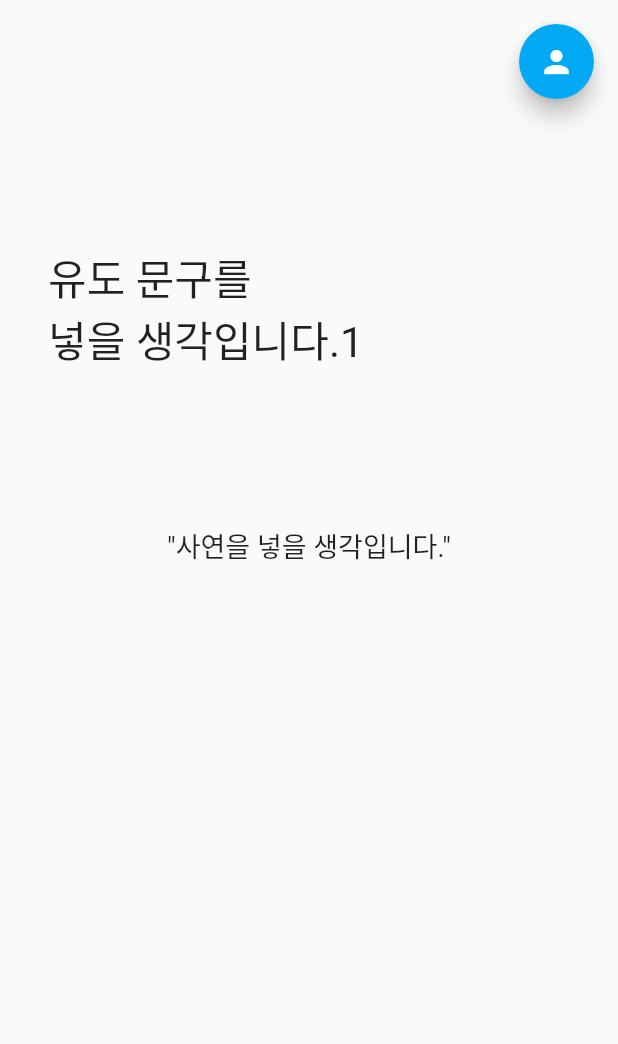
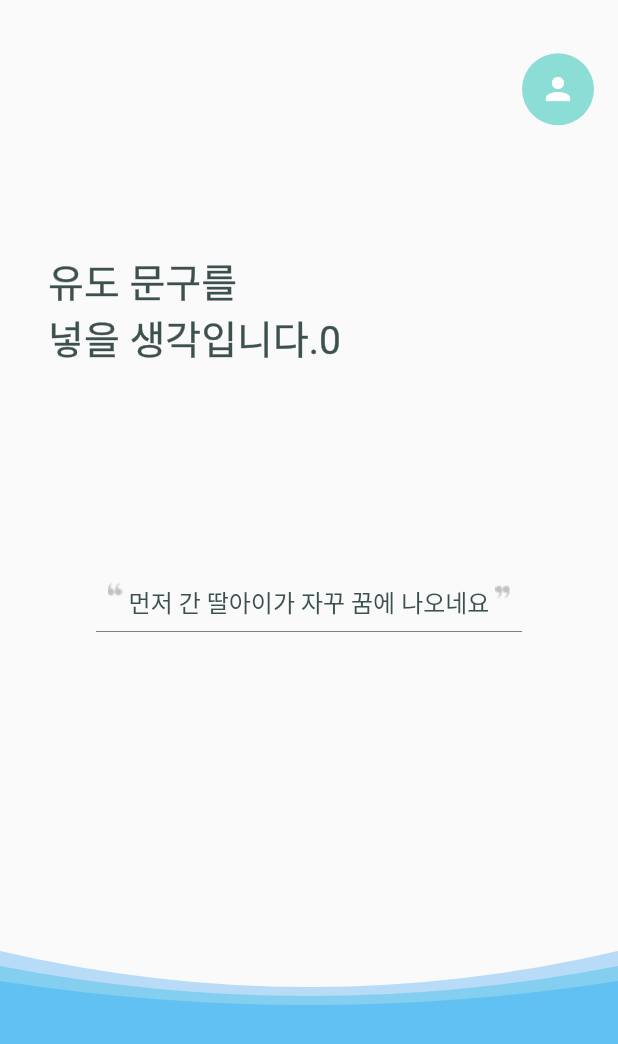
Before and after one commit to HwangSB/SimHae, a Flutter app: the StoryPage screen opened directly, on a phone screen of 412 x 824 dp. Shown: the top 1044 px of the screen. Run offline on Flutter 3.47's test engine with Material 2 defaults, Android fonts, the phone set to English and light mode, and no system bars; our stand-ins replace simple_animations, sqflite; accounts and stored records are empty; Roboto replaces fonts that are missing (MapoFlowerIsland).

```diff
--- a/lib/main.dart
+++ b/lib/main.dart
@@ -1,7 +1,4 @@
 import 'package:flutter/material.dart';
-import 'package:solution_challenge/write_page.dart';
-import 'package:solution_challenge/main_page.dart';
-import 'package:solution_challenge/tos_page.dart';
 import 'package:solution_challenge/splash_page.dart';
 
 void main() => runApp(MyApp());
--- a/lib/story_page.dart
+++ b/lib/story_page.dart
@@ -1,185 +1,212 @@
+import 'dart:async';
+import 'package:solution_challenge/animated_wave.dart';
 import 'package:flutter/material.dart';
-import 'package:flutter/rendering.dart';
 
 class StoryPage extends StatefulWidget {
-  StoryPage({Key key}) : super(key: key);
+  final double value;
+
+  StoryPage({this.value});
 
   @override
-  StoryPageState createState() => StoryPageState();
+  _StoryPageState createState() => _StoryPageState();
 }
 
-class StoryPageState extends State<StoryPage> {
-  double cumulativeValue = 0.0;
-  double storyPageOpacity = 1.0;
-  double storyDetailPageOpacity = 0.0;
-  ScrollPhysics scrollPhysics = BouncingScrollPhysics();
-  double paddingTop = 350.0;
-  int cardUpHeight = 0;
+class _StoryPageState extends State<StoryPage> {
+  int _currentPage = 0;
+  int _pageCount = 5;
+  PageController _pageController = PageController(
+    initialPage: 0,
+  );
+
+  @override
+  void initState() {
+    super.initState();
+    Timer.periodic(Duration(seconds: 8), (timer) {
+      if (widget.value < 1.0) {
+        if (_currentPage < _pageCount) {
+          _currentPage++;
+        } else {
+          _currentPage = 0;
+        }
+
+        _pageController.animateToPage(
+          _currentPage,
+          duration: Duration(milliseconds: 350),
+          curve: Curves.easeIn,
+        );
+      }
+    });
+  }
 
   @override
   Widget build(BuildContext context) {
-    return GestureDetector(
+    return Scaffold(
+      body: Container(
+        color: Color(0xFFB9E9E4)
+            .withOpacity(widget.value == null ? 0.0 : widget.value),
         child: Stack(
           children: <Widget>[
-          Container(
+            SafeArea(
               child: Column(
                 children: <Widget>[
                   Flexible(
                     flex: 1,
-                  child: Align(
-                    alignment: Alignment.topRight,
-                    child: Padding(
-                      padding: const EdgeInsets.only(top: 16, right: 16),
-                      child: Opacity(
-                        opacity: storyPageOpacity,
-                        child: SizedBox(
-                          height: 50,
-                          width: 50,
-                          child: FloatingActionButton(
-                            backgroundColor: Colors.lightBlue,
-                            child: Icon(Icons.person),
-                            onPressed: () {},
+                    child: Column(
+                      mainAxisAlignment: MainAxisAlignment.center,
+                      children: <Widget>[
+                        Row(
+                          mainAxisAlignment: MainAxisAlignment.end,
+                          children: <Widget>[
+                            Padding(
+                                padding:
+                                    const EdgeInsets.only(top: 16, right: 16),
+                                child: InkResponse(
+                                  onTap: () {},
+                                  child: Container(
+                                    width: 48.0,
+                                    height: 48.0,
+                                    decoration: BoxDecoration(
+                                      color: Color(0xFF8CDDD5),
+                                      shape: BoxShape.circle,
+                                    ),
+                                    child: Icon(
+                                      Icons.person,
+                                      color: Colors.white,
                                     ),
                                   ),
+                                )),
+                          ],
                         ),
-                    ),
+                      ],
                     ),
                   ),
                   Flexible(
-                  flex: 4,
-                  child: Opacity(
-                    opacity: storyPageOpacity,
-                    child: PageView(
-                      physics: scrollPhysics,
-                      controller: PageController(),
+                    flex: 2,
+                    child: PageView.builder(
+                      controller: _pageController,
+                      physics: NeverScrollableScrollPhysics(),
+                      itemCount: _pageCount,
+                      itemBuilder: (context, index) {
+                        return Column(
+                          mainAxisAlignment: MainAxisAlignment.center,
+                          children: <Widget>[
+                            Row(
                               children: <Widget>[
                                 Padding(
                                   padding: EdgeInsets.only(left: 32),
-                          child: Text(
-                            '유도 문구를\n넣을 생각입니다.1',
+                                  child: Stack(
+                                    children: <Widget>[
+                                      Text(
+                                        '유도 문구를\n넣을 생각입니다.$index',
                                         style: TextStyle(
-                              fontSize: 28,
+                                          fontFamily: 'MapoFlowerIsland',
+                                          fontSize: 26,
+                                          foreground: Paint()
+                                            ..style = PaintingStyle.stroke
+                                            ..strokeWidth = 0.3
+                                            ..color = Color(0xFF707070),
                                         ),
                                       ),
-                        ),
-                        Padding(
-                          padding: EdgeInsets.only(left: 32),
-                          child: Text(
-                            '유도 문구를\n넣을 생각입니다.2',
+                                      Text(
+                                        '유도 문구를\n넣을 생각입니다.$index',
                                         style: TextStyle(
-                              fontSize: 28,
-                            ),
+                                          fontFamily: 'MapoFlowerIsland',
+                                          fontSize: 26,
+                                          color: Color(0xFF3B514F),
                                         ),
                                       ),
                                     ],
                                   ),
                                 ),
+                              ],
+                            ),
+                          ],
+                        );
+                      },
+                    ),
+                  ),
+                  Flexible(
+                    flex: 5,
+                    child: PageView.builder(
+                      controller: PageController(),
+                      reverse: true,
+                      itemBuilder: (context, index) {
+                        return Padding(
+                          padding: EdgeInsets.only(top: 64.0),
+                          child: Column(
+                            children: <Widget>[
+                              Row(
+                                mainAxisAlignment: MainAxisAlignment.center,
+                                children: <Widget>[
+                                  Image(
+                                      image: AssetImage(
+                                          'assets/images/left_quote.png')),
+                                  Padding(
+                                    padding: const EdgeInsets.only(
+                                        left: 4.0, top: 16.0, right: 4.0),
+                                    child: Text(
+                                      '먼저 간 딸아이가 자꾸 꿈에 나오네요',
+                                      style: TextStyle(
+                                        fontFamily: 'MapoFlowerIsland',
+                                        fontSize: 16,
+                                        color: Color(0xFF3B514F),
+                                      ),
+                                    ),
+                                  ),
+                                  Padding(
+                                    padding: const EdgeInsets.only(top: 4.0),
+                                    child: Image(
+                                        image: AssetImage(
+                                            'assets/images/right_quote.png')),
+                                  ),
+                                ],
+                              ),
+                              Divider(
+                                indent: 64.0,
+                                endIndent: 64.0,
+                                color: Color(0xFF707070),
+                                thickness: 0.6,
+                                height: 16.0,
+                              ),
+                            ],
+                          ),
+                        );
+                      },
+                    ),
                   ),
                 ],
               ),
             ),
-          Container(
-            child: Align(
-              alignment: Alignment.topCenter,
-              child: Padding(
-                padding: EdgeInsets.only(top: paddingTop),
-                child: Text(
-                  '"사연을 넣을 생각입니다."',
-                  style: TextStyle(fontSize: 18),
+            Align(
+              alignment: Alignment.bottomCenter,
+              child: AnimatedWave(
+                color: Colors.cyan.withOpacity(0.3),
+                height: 130.0,
+                strength: 100,
+                speed: 1.0,
               ),
             ),
+            Align(
+              alignment: Alignment.bottomCenter,
+              child: AnimatedWave(
+                color: Colors.lightBlue.withOpacity(0.3),
+                height: 130.0,
+                strength: 80,
+                speed: 0.9,
               ),
             ),
-          Positioned.fill(
-            child: Opacity(
-              opacity: storyDetailPageOpacity,
-              child: Padding(
-                padding: const EdgeInsets.only(
-                    left: 32.0, top: 128.0, right: 32.0, bottom: 32.0),
-                child: Card(
-                  child: Center(
-                    child: Text('hello'),
-                  ),
-                ),
-              ),
+            Align(
+              alignment: Alignment.bottomCenter,
+              child: AnimatedWave(
+                color: Colors.blue.withOpacity(0.3),
+                height: 130.0,
+                strength: 120,
+                speed: 1.2,
               ),
             ),
           ],
         ),
-      onPanStart: (details) {
-        cumulativeValue = 0.0;
-      },
-      onPanUpdate: (details) {
-        setState(() {
-          cumulativeValue += details.delta.dy;
-
-          storyPageOpacity += details.delta.dy / 150.0;
-          if (storyPageOpacity < 0.0) storyPageOpacity = 0.0;
-          if (storyPageOpacity > 1.0) storyPageOpacity = 1.0;
-          if (storyPageOpacity <= 0.0)
-            scrollPhysics = NeverScrollableScrollPhysics();
-          else
-            scrollPhysics = BouncingScrollPhysics();
-
-          paddingTop += details.delta.dy / 300.0 * 350.0;
-          if (paddingTop < 50.0) paddingTop = 50.0;
-          if (paddingTop > 350.0) paddingTop = 350.0;
-
-          // waveHeight -= details.delta.dy / 300.0 * 800.0;
-          // if (waveHeight > 800.0) waveHeight = 800.0;
-          // if (waveHeight < 130.0) waveHeight = 130.0;
-
-          if (cumulativeValue < -100 || cumulativeValue > 0) {
-            storyDetailPageOpacity -= details.delta.dy / 150.0;
-            if (storyDetailPageOpacity < 0.0) storyDetailPageOpacity = 0.0;
-            if (storyDetailPageOpacity > 1.0) storyDetailPageOpacity = 1.0;
-          }
-        });
-      },
+      ),
     );
   }
 }
-
-/*Route _createRoute() {
-  return PageRouteBuilder(
-    pageBuilder: (context, animation, secondaryAnimation) {
-      return StoryDetailPage();
-    },
-    transitionsBuilder: (context, animation, secondaryAnimation, child) {
-      var begin = Offset(0.0, 1.0);
-      var end = Offset.zero;
-      var curve = Curves.ease;
-
-      var tween = Tween(begin: begin, end: end).chain(CurveTween(curve: curve));
-
-      return SlideTransition(
-        position: animation.drive(tween),
-        child: child,
-      );
-    },
-  );
-}*/
-
-// class StoryPage extends StatefulWidget {
-//   StoryPage({Key key}) : super(key: key);
-
-//   @override
-//   StoryPageState createState() => StoryPageState();
-// }
-
-// class StoryPageState extends State<StoryPage> {
-//   @override
-//   Widget build(BuildContext context) {
-//     return Dismissible(
-//       key: ValueKey(''),
-//       direction: DismissDirection.startToEnd,
-//       onDismissed: (DismissDirection direction) {},
-//       background: StoryPage(),
-//       child: Center(
-//         child: Text(
-//           '새로운 글을 가져오는 중입니다.',
-//         ),
-//       ),
-//     );
-//   }
-// }
--- a/pubspec.yaml
+++ b/pubspec.yaml
@@ -47,7 +47,8 @@ flutter:
   # To add assets to your application, add an assets section, like this:
   assets:
     - assets/images/right-arrow.png
-    - assets/images/right-arrow@3x.png
+    - assets/images/left_quote.png
+    - assets/images/right_quote.png
 
   fonts:
     - family: MapoFlowerIsland
```
Also changed, not shown: lib/main_page.dart (+33 -42 lines), lib/my_page.dart (added, +10 -0 lines), lib/notifying_page_view.dart (added, +36 -0 lines), lib/splash_page.dart (+0 -18 lines), lib/story_detail_page.dart (+85 -75 lines), lib/tos_page.dart (+5 -2 lines), assets/images/left_quote.png (added), assets/images/right-arrow@2x.png (deleted), assets/images/right-arrow@3x.png (deleted), assets/images/right_quote.png (added). Lines whose indentation alone changed are shown as unchanged.
